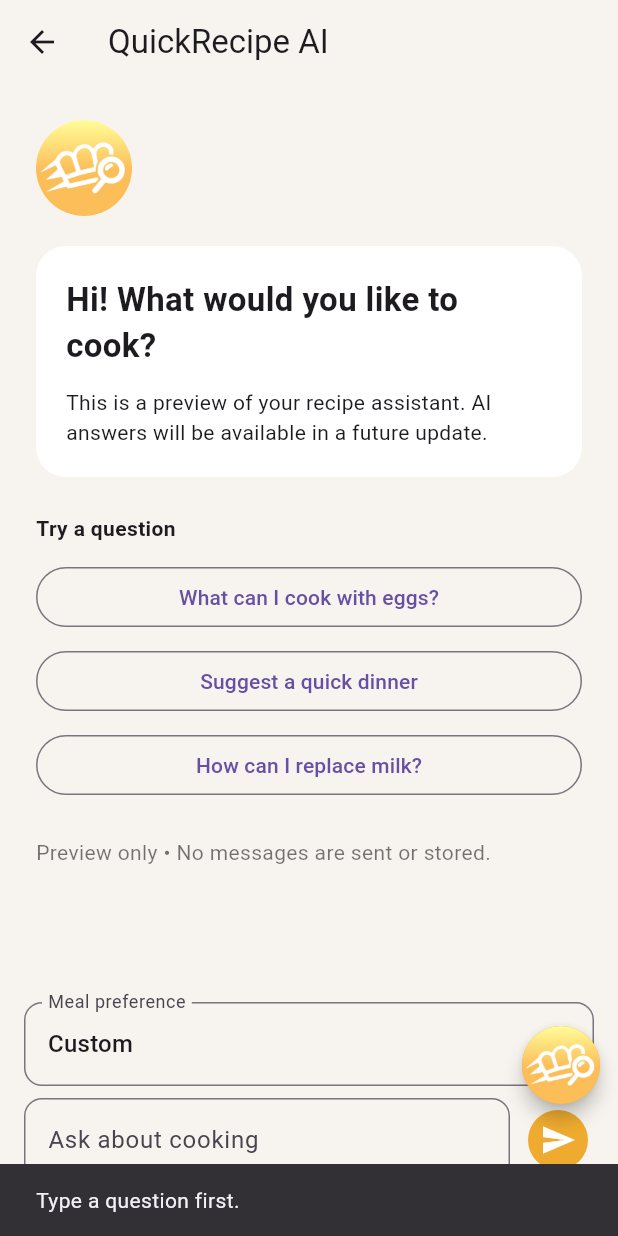
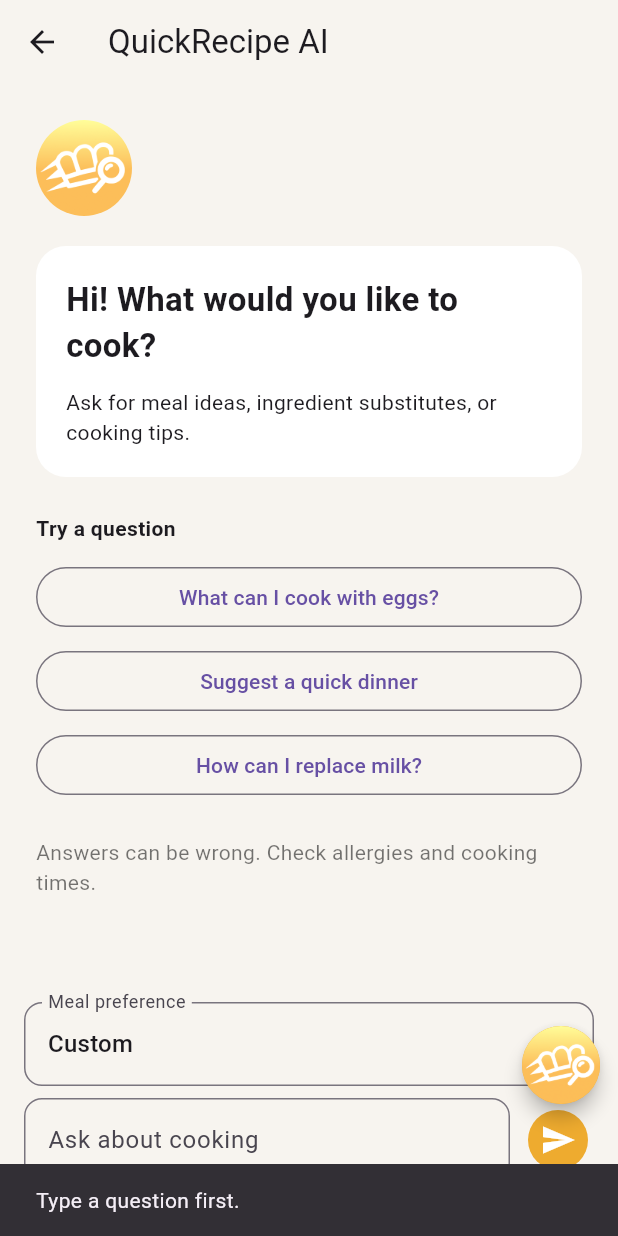
Before and after one commit to YasminAssyifa/QuickRecipe, a Flutter app: the AiScreen screen opened directly, after a tap on the "send" icon, on a phone screen of 412 x 824 dp. Run offline on Flutter 3.47's test engine with Material 3 defaults, Android fonts, the phone set to English and light mode, and no system bars; our stand-ins replace cloud_firestore, firebase_ai, firebase_auth, firebase_core, iconsax; missing offline and left inert: firebase_app_check; accounts and stored records are empty; network calls fail.

Commit message:
feat(ai): turn AI screen into a chat with saved history
- add Firebase AI Logic repository and App Check activation
- store conversations in users/{uid}/aiChats with Firestore rules
- add fake AI and widget tests for the chat flow

```diff
--- a/lib/additions/ai_access.dart
+++ b/lib/additions/ai_access.dart
@@ -1,6 +1,8 @@
 import 'package:flutter/material.dart';
+import 'package:provider/provider.dart';
 
 import '../Utils/constants.dart';
+import 'ai_chat.dart';
 import 'shared.dart';
 
 final appNavigatorKey = GlobalKey<NavigatorState>();
@@ -132,6 +134,11 @@ class AiScreen extends StatefulWidget {
 
 class _AiScreenState extends State<AiScreen> {
   final _input = TextEditingController();
+  final _scroll = ScrollController();
+  AiRepository? _repo;
+  final List<ChatMessage> _messages = [];
+  bool _loading = false, _busy = false;
+  Object? _loadError;
   String _preference = 'Custom';
   static const _prompts = {
     'Custom': '',
@@ -143,6 +150,39 @@ class _AiScreenState extends State<AiScreen> {
     'Use my ingredients':
         'Help me plan a meal using ingredients I already have.',
   };
+
+  @override
+  void initState() {
+    super.initState();
+    _repo = context.read<AiRepository?>();
+    _load();
+  }
+
+  Future<void> _load() async {
+    final repo = _repo;
+    if (repo == null) return;
+    setState(() {
+      _loading = true;
+      _loadError = null;
+    });
+    try {
+      final history = await repo.history();
+      if (!mounted) return;
+      setState(() {
+        _messages
+          ..clear()
+          ..addAll(history.expand((exchange) => exchange.messages));
+        _loading = false;
+      });
+      _scrollToEnd();
+    } catch (error) {
+      if (!mounted) return;
+      setState(() {
+        _loadError = error;
+        _loading = false;
+      });
+    }
+  }
 
   void _choosePreference(String? preference) {
     if (preference == null) return;
@@ -157,43 +197,108 @@ class _AiScreenState extends State<AiScreen> {
   @override
   void dispose() {
     _input.dispose();
+    _scroll.dispose();
     super.dispose();
   }
 
-  void _preview() {
-    if (_input.text.trim().isEmpty) {
+  void _scrollToEnd() {
+    WidgetsBinding.instance.addPostFrameCallback((_) {
+      if (_scroll.hasClients) {
+        _scroll.jumpTo(_scroll.position.maxScrollExtent);
+      }
+    });
+  }
+
+  Future<void> _send() async {
+    final question = _input.text.trim();
+    if (question.isEmpty) {
       showMessage(context, 'Type a question first.');
       return;
     }
+    final repo = _repo;
+    if (repo == null) {
+      showMessage(context, 'Sign in to use QuickRecipe AI.');
+      return;
+    }
+    if (_busy || _loading || _loadError != null) return;
     FocusScope.of(context).unfocus();
-    showMessage(
-      context,
-      'AI is not connected yet. Your message was not sent or saved.',
+    final asked = ChatMessage(fromUser: true, text: question);
+    setState(() {
+      _busy = true;
+      _messages.add(asked);
+      _input.clear();
+    });
+    _scrollToEnd();
+    try {
+      final answer = await repo.reply(List.of(_messages));
+      if (!mounted) return;
+      setState(() {
+        _messages.add(ChatMessage(fromUser: false, text: answer));
+        _busy = false;
+      });
+      _scrollToEnd();
+      try {
+        await repo.save(
+          ChatExchange(id: repo.newId(), question: question, answer: answer),
         );
+      } catch (_) {
+        if (mounted) {
+          showMessage(context, 'The answer could not be saved to your chat.');
+        }
+      }
+    } catch (error) {
+      if (!mounted) return;
+      setState(() {
+        _messages.remove(asked);
+        _busy = false;
+        if (_input.text.isEmpty) _input.text = question;
+      });
+      showMessage(context, messageFor(error));
+    }
   }
 
-  @override
-  Widget build(BuildContext context) => Scaffold(
-    backgroundColor: kbackgroundColor,
-    appBar: AppBar(
-      backgroundColor: kbackgroundColor,
-      title: const Text('QuickRecipe AI'),
+  Future<void> _clear() async {
+    final repo = _repo;
+    if (repo == null || _busy) return;
+    if (!await confirmRemoval(context, 'chat history')) return;
+    try {
+      await repo.clear();
+      if (!mounted) return;
+      setState(() => _messages.clear());
+      showMessage(context, 'Chat history deleted.');
+    } catch (error) {
+      if (mounted) showMessage(context, messageFor(error));
+    }
+  }
+
+  Widget _bubble(ChatMessage message) => Align(
+    alignment: message.fromUser ? Alignment.centerRight : Alignment.centerLeft,
+    child: ConstrainedBox(
+      constraints: BoxConstraints(
+        maxWidth: MediaQuery.of(context).size.width * 0.8,
       ),
-    body: SafeArea(
-      child: Column(
-        children: [
-          Expanded(
-            child: ListView(
-              padding: const EdgeInsets.all(24),
-              children: [
+      child: Container(
+        margin: const EdgeInsets.only(bottom: 12),
+        padding: const EdgeInsets.symmetric(horizontal: 16, vertical: 12),
+        decoration: BoxDecoration(
+          color: message.fromUser ? kprimaryColor : Colors.white,
+          borderRadius: BorderRadius.circular(20),
+        ),
+        child: SelectableText(
+          message.text,
+          style: TextStyle(
+            color: message.fromUser ? Colors.white : Colors.black,
+          ),
+        ),
+      ),
+    ),
+  );
+
+  List<Widget> _welcome() => [
     Align(
       alignment: Alignment.centerLeft,
       child: ClipOval(
-                    child: Image.asset(
-                      'assets/icon/app_icon.png',
-                      width: 64,
-                      height: 64,
-                    ),
+        child: Image.asset('assets/icon/app_icon.png', width: 64, height: 64),
       ),
     ),
     const SizedBox(height: 20),
@@ -208,23 +313,15 @@ class _AiScreenState extends State<AiScreen> {
         children: [
           Text(
             'Hi! What would you like to cook?',
-                        style: TextStyle(
-                          fontSize: 22,
-                          fontWeight: FontWeight.bold,
-                        ),
+            style: TextStyle(fontSize: 22, fontWeight: FontWeight.bold),
           ),
           SizedBox(height: 12),
-                      Text(
-                        'This is a preview of your recipe assistant. AI answers will be available in a future update.',
-                      ),
+          Text('Ask for meal ideas, ingredient substitutes, or cooking tips.'),
         ],
       ),
     ),
     const SizedBox(height: 24),
-                const Text(
-                  'Try a question',
-                  style: TextStyle(fontWeight: FontWeight.bold),
-                ),
+    const Text('Try a question', style: TextStyle(fontWeight: FontWeight.bold)),
     const SizedBox(height: 12),
     ...[
       'What can I cook with eggs?',
@@ -237,17 +334,71 @@ class _AiScreenState extends State<AiScreen> {
           onPressed: () {
             setState(() => _preference = 'Custom');
             _input.text = text;
-                        _input.selection = TextSelection.collapsed(
-                          offset: text.length,
-                        );
+            _input.selection = TextSelection.collapsed(offset: text.length);
           },
           child: Text(text),
         ),
       ),
     ),
+  ];
+
+  @override
+  Widget build(BuildContext context) => Scaffold(
+    backgroundColor: kbackgroundColor,
+    appBar: AppBar(
+      backgroundColor: kbackgroundColor,
+      title: const Text('QuickRecipe AI'),
+      actions: [
+        if (_messages.isNotEmpty && !_busy)
+          IconButton(
+            tooltip: 'Clear chat',
+            onPressed: _clear,
+            icon: const Icon(Icons.delete_outline),
+          ),
+      ],
+    ),
+    body: SafeArea(
+      child: Column(
+        children: [
+          Expanded(
+            child: _loading
+                ? const Center(child: CircularProgressIndicator())
+                : _loadError != null
+                ? SingleChildScrollView(
+                    child: FeedbackPanel(
+                      title: 'Unable to load chat',
+                      message: messageFor(_loadError!),
+                      action: 'Try again',
+                      onAction: _load,
+                      icon: Icons.wifi_off,
+                    ),
+                  )
+                : ListView(
+                    controller: _scroll,
+                    padding: const EdgeInsets.all(24),
+                    children: [
+                      if (_messages.isEmpty) ..._welcome(),
+                      ..._messages.map(_bubble),
+                      if (_busy)
+                        Align(
+                          alignment: Alignment.centerLeft,
+                          child: Container(
+                            margin: const EdgeInsets.only(bottom: 12),
+                            padding: const EdgeInsets.all(16),
+                            decoration: BoxDecoration(
+                              color: Colors.white,
+                              borderRadius: BorderRadius.circular(20),
+                            ),
+                            child: const SizedBox(
+                              width: 22,
+                              height: 22,
+                              child: CircularProgressIndicator(strokeWidth: 2),
+                            ),
+                          ),
+                        ),
                       const SizedBox(height: 16),
                       const Text(
-                  'Preview only • No messages are sent or stored.',
+                        'Answers can be wrong. Check allergies and cooking times.',
                         style: TextStyle(color: Colors.black54),
                       ),
                     ],
@@ -277,21 +428,21 @@ class _AiScreenState extends State<AiScreen> {
                 Expanded(
                   child: TextField(
                     controller: _input,
-                    maxLength: 500,
+                    maxLength: questionLimit,
                     minLines: 1,
                     maxLines: 4,
                     decoration: fieldStyle('Ask about cooking'),
                     textInputAction: TextInputAction.send,
-                    onSubmitted: (_) => _preview(),
+                    onSubmitted: (_) => _send(),
                   ),
                 ),
                 const SizedBox(width: 8),
                 Padding(
                   padding: const EdgeInsets.only(bottom: 24),
                   child: IconButton.filled(
-                    tooltip: 'Preview message',
+                    tooltip: 'Send message',
                     style: IconButton.styleFrom(backgroundColor: kprimaryColor),
-                    onPressed: _preview,
+                    onPressed: _busy ? null : _send,
                     icon: const Icon(Icons.send),
                   ),
                 ),
--- /dev/null
+++ b/lib/additions/ai_chat.dart
@@ -0,0 +1,116 @@
+import 'package:cloud_firestore/cloud_firestore.dart';
+import 'package:firebase_ai/firebase_ai.dart';
+
+const questionLimit = 500;
+const answerLimit = 4000;
+const historyWindow = 10;
+
+class ChatMessage {
+  const ChatMessage({required this.fromUser, required this.text});
+  final bool fromUser;
+  final String text;
+}
+
+class ChatExchange {
+  const ChatExchange({
+    required this.id,
+    required this.question,
+    required this.answer,
+  });
+  final String id, question, answer;
+  List<ChatMessage> get messages => [
+    ChatMessage(fromUser: true, text: question),
+    ChatMessage(fromUser: false, text: answer),
+  ];
+  Map<String, dynamic> toMap() => {'question': question, 'answer': answer};
+  factory ChatExchange.fromMap(String id, Map<String, dynamic> data) =>
+      ChatExchange(
+        id: id,
+        question: data['question'] as String? ?? '',
+        answer: data['answer'] as String? ?? '',
+      );
+}
+
+abstract class AiRepository {
+  String newId();
+  Future<List<ChatExchange>> history();
+  Future<String> reply(List<ChatMessage> conversation);
+  Future<void> save(ChatExchange exchange);
+  Future<void> clear();
+}
+
+const _instruction =
+    'You are the cooking assistant inside the QuickRecipe app. '
+    'Help with recipes, meal ideas, ingredient substitutes, and cooking steps. '
+    'Reply in the language the user writes in. Keep answers short and practical. '
+    'Politely decline topics unrelated to food or cooking. '
+    'Remind the user to check allergies when suggesting ingredients.';
+
+class FirebaseAiRepository implements AiRepository {
+  FirebaseAiRepository(this.uid);
+  final String uid;
+  final FirebaseFirestore _db = FirebaseFirestore.instance;
+  late final GenerativeModel _model = FirebaseAI.googleAI().generativeModel(
+    model: 'gemini-3.5-flash',
+    systemInstruction: Content.system(_instruction),
+    generationConfig: GenerationConfig(maxOutputTokens: 1024),
+  );
+  CollectionReference<Map<String, dynamic>> get _ref =>
+      _db.collection('users').doc(uid).collection('aiChats');
+
+  @override
+  String newId() => _ref.doc().id;
+
+  @override
+  Future<List<ChatExchange>> history() async {
+    final snapshot = await _ref
+        .orderBy('createdAt')
+        .limitToLast(50)
+        .get(const GetOptions(source: Source.server));
+    return snapshot.docs
+        .map((doc) => ChatExchange.fromMap(doc.id, doc.data()))
+        .toList();
+  }
+
+  @override
+  Future<String> reply(List<ChatMessage> conversation) async {
+    final recent = conversation.length > historyWindow
+        ? conversation.sublist(conversation.length - historyWindow)
+        : conversation;
+    final GenerateContentResponse response;
+    try {
+      response = await _model.generateContent(
+        recent.map(
+          (message) => Content(message.fromUser ? 'user' : 'model', [
+            TextPart(message.text),
+          ]),
+        ),
+      );
+    } on FirebaseAIException {
+      throw StateError(
+        'QuickRecipe AI is not available right now. Try again later.',
+      );
+    }
+    final text = (response.text ?? '').trim();
+    if (text.isEmpty) throw StateError('No answer was returned. Try again.');
+    return text.length > answerLimit ? text.substring(0, answerLimit) : text;
+  }
+
+  @override
+  Future<void> save(ChatExchange exchange) => _ref.doc(exchange.id).set({
+    ...exchange.toMap(),
+    'createdAt': FieldValue.serverTimestamp(),
+  });
+
+  @override
+  Future<void> clear() async {
+    final snapshot = await _ref.get(const GetOptions(source: Source.server));
+    for (var i = 0; i < snapshot.docs.length; i += 400) {
+      final batch = _db.batch();
+      for (final doc in snapshot.docs.skip(i).take(400)) {
+        batch.delete(doc.reference);
+      }
+      await batch.commit();
+    }
+  }
+}
--- a/pubspec.yaml
+++ b/pubspec.yaml
@@ -40,6 +40,8 @@ dependencies:
   # Use with the CupertinoIcons class for iOS style icons.
   cupertino_icons: ^1.0.8
   firebase_auth: 5.7.0
+  firebase_ai: 2.3.0
+  firebase_app_check: 0.3.2+10
 
 dev_dependencies:
   flutter_test:
```
Also changed, not shown: lib/main.dart (+11 -0 lines), pubspec.lock, 4 other files. Lines whose indentation alone changed are shown as unchanged.
